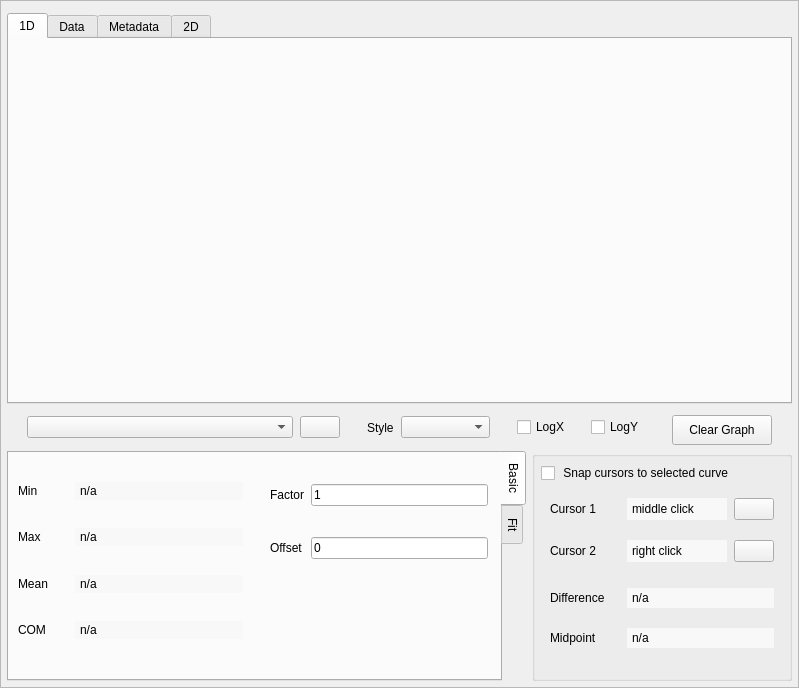
Above: src/mdaviz/resources/mda_file_viz.ui from BCDA-APS/mdaviz before the change. Below: the same form after it.
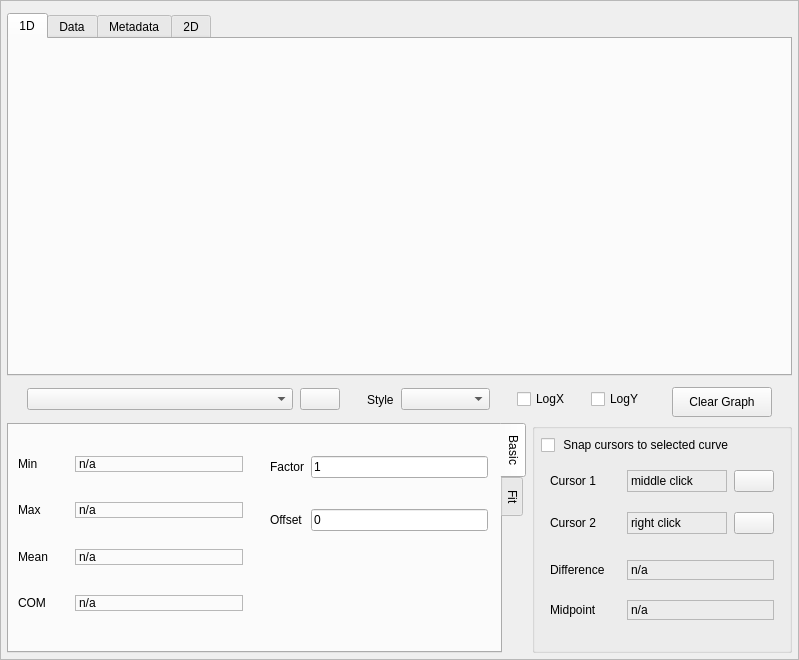
That is the form after the change. Icons and pictures are not drawn.

Commit message: Fix dark mode contrast issues: change selection color to medium blue and remove custom palette styling

What changed in the file:
```diff
--- a/src/mdaviz/resources/mda_file_viz.ui
+++ b/src/mdaviz/resources/mda_file_viz.ui
@@ -7,7 +7,7 @@
     <x>0</x>
     <y>0</y>
     <width>799</width>
-    <height>688</height>
+    <height>660</height>
    </rect>
   </property>
   <property name="windowTitle">
@@ -43,7 +43,7 @@
         <x>0</x>
         <y>0</y>
         <width>797</width>
-        <height>686</height>
+        <height>658</height>
        </rect>
       </property>
       <layout class="QVBoxLayout" name="verticalLayout">
@@ -494,12 +494,8 @@
                       <property name="toolTip">
                        <string>center of mass</string>
                       </property>
-                      <property name="styleSheet">
-                       <string notr="true">QLabel {
-    background-color: rgb(248, 248, 248);
-    border: none;
-    padding: 2px;
-}</string>
+                      <property name="frameShape">
+                       <enum>QFrame::StyledPanel</enum>
                       </property>
                       <property name="text">
                        <string>n/a</string>
@@ -531,12 +527,8 @@
                     </item>
                     <item row="8" column="1">
                      <widget class="QLabel" name="mean_text">
-                      <property name="styleSheet">
-                       <string notr="true">QLabel {
-    background-color: rgb(248, 248, 248);
-    border: none;
-    padding: 2px;
-}</string>
+                      <property name="frameShape">
+                       <enum>QFrame::StyledPanel</enum>
                       </property>
                       <property name="text">
                        <string>n/a</string>
@@ -591,12 +583,8 @@
                       <property name="toolTip">
                        <string>(x,y) coordinates for MAX</string>
                       </property>
-                      <property name="styleSheet">
-                       <string notr="true">QLabel {
-    background-color: rgb(248, 248, 248);
-    border: none;
-    padding: 2px;
-}</string>
+                      <property name="frameShape">
+                       <enum>QFrame::StyledPanel</enum>
                       </property>
                       <property name="text">
                        <string>n/a</string>
@@ -630,12 +618,8 @@
                       <property name="toolTip">
                        <string>(x,y) coordinates for MIN</string>
                       </property>
-                      <property name="styleSheet">
-                       <string notr="true">QLabel {
-    background-color: rgb(248, 248, 248);
-    border: none;
-    padding: 2px;
-}</string>
+                      <property name="frameShape">
+                       <enum>QFrame::StyledPanel</enum>
                       </property>
                       <property name="text">
                        <string>n/a</string>
@@ -1117,12 +1101,8 @@
                      <property name="toolTip">
                       <string>Cursor 1 position</string>
                      </property>
-                     <property name="styleSheet">
-                      <string notr="true">QLabel {
-    background-color: rgb(248, 248, 248);
-    border: none;
-    padding: 2px;
-}</string>
+                     <property name="frameShape">
+                      <enum>QFrame::StyledPanel</enum>
                      </property>
                      <property name="text">
                       <string>middle click</string>
@@ -1134,12 +1114,8 @@
                      <property name="toolTip">
                       <string>Cursor 2 position</string>
                      </property>
-                     <property name="styleSheet">
-                      <string notr="true">QLabel {
-    background-color: rgb(248, 248, 248);
-    border: none;
-    padding: 2px;
-}</string>
+                     <property name="frameShape">
+                      <enum>QFrame::StyledPanel</enum>
                      </property>
                      <property name="text">
                       <string>right click</string>
@@ -1275,12 +1251,8 @@
                      <property name="toolTip">
                       <string>(x1-x2,y1-y2)</string>
                      </property>
-                     <property name="styleSheet">
-                      <string notr="true">QLabel {
-    background-color: rgb(248, 248, 248);
-    border: none;
-    padding: 2px;
-}</string>
+                     <property name="frameShape">
+                      <enum>QFrame::StyledPanel</enum>
                      </property>
                      <property name="text">
                       <string>n/a</string>
@@ -1314,12 +1286,8 @@
                      <property name="toolTip">
                       <string>(0.5*(x1 + x2), 0.5*(y1 + y2))</string>
                      </property>
-                     <property name="styleSheet">
-                      <string notr="true">QLabel {
-    background-color: rgb(248, 248, 248);
-    border: none;
-    padding: 2px;
-}</string>
+                     <property name="frameShape">
+                      <enum>QFrame::StyledPanel</enum>
                      </property>
                      <property name="text">
                       <string>n/a</string>
```
The commit also changes 1 other file.
